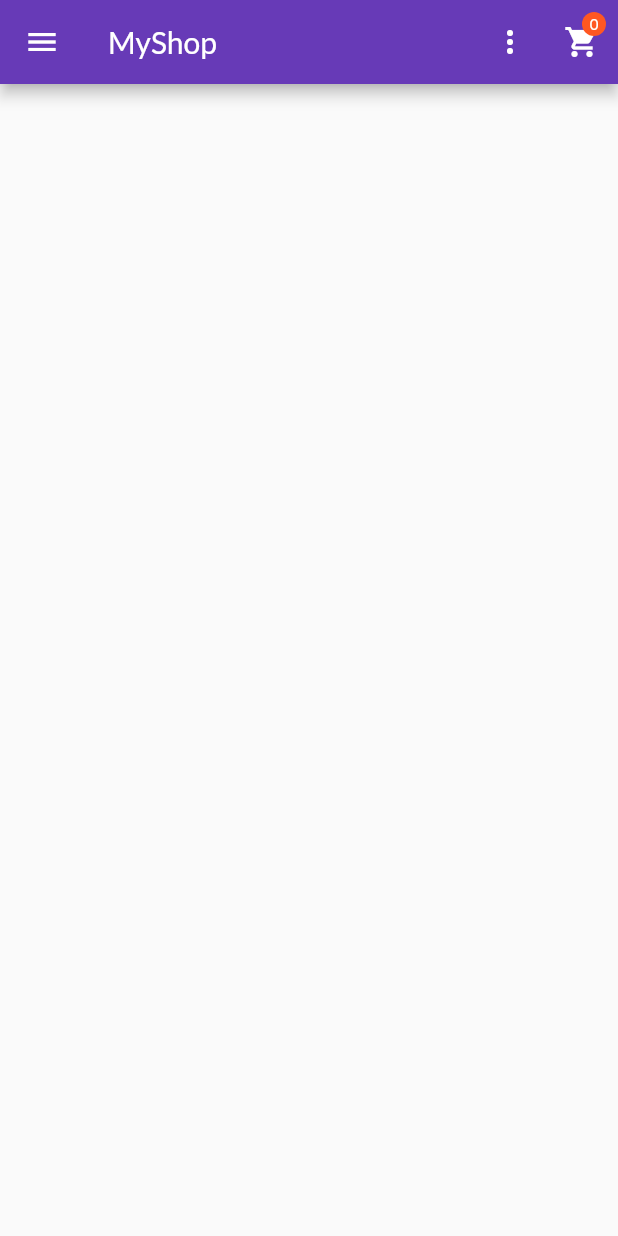
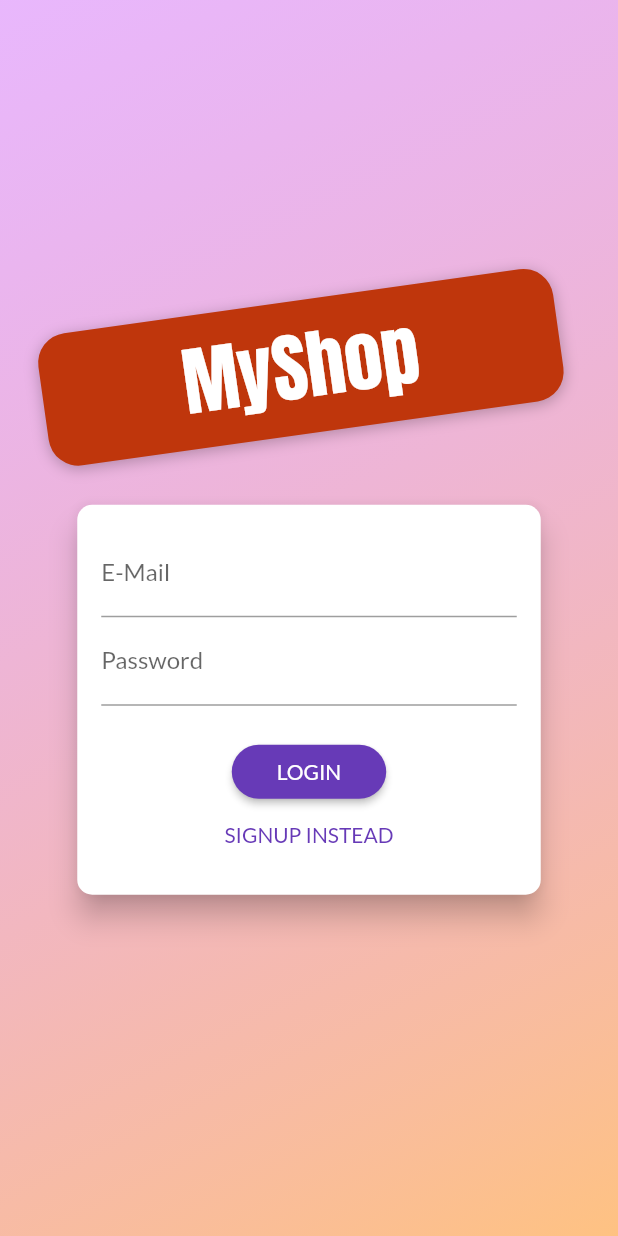
Before and after one commit to ddmontal/flutter_shop_app, a Flutter app: the screen it shows after launch, on a phone screen of 412 x 824 dp. Run offline on Flutter 3.47's test engine with Material 2 defaults, Android fonts, the phone set to English and light mode, and no system bars.

```diff
--- a/lib/config.dart
+++ b/lib/config.dart
@@ -1,3 +1,6 @@
 class Config {
   static String firebaseDomain = 'flutter-shop-app-d15ef-default-rtdb.europe-west1.firebasedatabase.app';
+  static String firebaseWebApi = 'AIzaSyBmDJexO0x4r3fZa-aEHAyFj9bcN1g3Mww';
+  static String firebaseSignInUrl = 'https://identitytoolkit.googleapis.com/v1/accounts:signInWithPassword?key=$firebaseWebApi';
+  static String firebaseSignUpUrl = 'https://identitytoolkit.googleapis.com/v1/accounts:signUp?key=$firebaseWebApi';
 }
--- a/lib/main.dart
+++ b/lib/main.dart
@@ -1,8 +1,10 @@
 import 'package:flutter/material.dart';
 import 'package:provider/provider.dart';
+import 'package:shop_app/providers/auth.dart';
 import 'package:shop_app/providers/cart.dart';
 import 'package:shop_app/providers/orders.dart';
 import 'package:shop_app/providers/products.dart';
+import 'package:shop_app/screens/auth_screen.dart';
 import 'package:shop_app/screens/cart_screen.dart';
 import 'package:shop_app/screens/edit_product_screen.dart';
 import 'package:shop_app/screens/orders_screen.dart';
@@ -20,8 +22,10 @@ class MyApp extends StatelessWidget {
         ChangeNotifierProvider(create: (_) => Products()),
         ChangeNotifierProvider(create: (_) => Orders()),
         ChangeNotifierProvider(create: (_) => Cart()),
+        ChangeNotifierProvider.value(value: Auth())
       ],
-      child: MaterialApp(
+      child: Consumer<Auth>(
+        builder: (context, auth, _) => MaterialApp(
           debugShowCheckedModeBanner: false,
           title: 'MyShop',
           theme: ThemeData(
@@ -29,7 +33,7 @@ class MyApp extends StatelessWidget {
             accentColor: Colors.deepOrange,
             fontFamily: 'Lato',
           ),
-        home: ProductsOverviewScreen(),
+          home: auth.isAuth ? ProductsOverviewScreen() : AuthScreen(),
           routes: {
             ProductDetailScreen.routeName: (ctx) => ProductDetailScreen(),
             CartScreen.routeName: (ctx) => CartScreen(),
@@ -38,6 +42,7 @@ class MyApp extends StatelessWidget {
             EditProductScreen.routeName: (ctx) => EditProductScreen(),
           },
         ),
+      ),
     );
   }
 }
--- /dev/null
+++ b/lib/providers/auth.dart
@@ -0,0 +1,60 @@
+import 'package:flutter/widgets.dart';
+import 'package:http/http.dart' as http;
+import 'package:shop_app/config.dart';
+import 'dart:convert';
+
+import 'package:shop_app/errors/http_exception.dart';
+
+enum AuthMode { Signup, Login }
+
+class Auth with ChangeNotifier {
+  String _token;
+  DateTime _expiryDate;
+  String _userId;
+
+  bool get isAuth {
+    return token != null;
+  }
+
+  String get token {
+    if (_expiryDate != null && _expiryDate.isAfter(DateTime.now()) && _token != null) {
+      return _token;
+    }
+    return null;
+  }
+
+  Future<void> _authenticate(String email, String password, AuthMode authMode) async {
+    try {
+      final url = Uri.parse(authMode == AuthMode.Login ? Config.firebaseSignInUrl : Config.firebaseSignUpUrl);
+      final response = await http.post(
+        url,
+        body: json.encode(
+          {
+            'email': email,
+            'password': password,
+            'returnSecureToken': true,
+          },
+        ),
+      );
+      final responseData = json.decode(response.body);
+
+      if (responseData['error'] != null) throw HttpException(responseData['error']['message']);
+
+      _token = responseData['idToken'];
+      _userId = responseData['localId'];
+      _expiryDate = DateTime.now().add(Duration(seconds: int.parse(responseData['expiresIn'])));
+
+      notifyListeners();
+    } catch (e) {
+      throw e;
+    }
+  }
+
+  Future<void> signup(String email, String password) async {
+    return _authenticate(email, password, AuthMode.Signup);
+  }
+
+  Future<void> login(String email, String password) async {
+    return _authenticate(email, password, AuthMode.Login);
+  }
+}
--- /dev/null
+++ b/lib/screens/auth_screen.dart
@@ -0,0 +1,265 @@
+import 'dart:math';
+
+import 'package:flutter/material.dart';
+import 'package:provider/provider.dart';
+import 'package:shop_app/errors/http_exception.dart';
+import 'package:shop_app/providers/auth.dart';
+
+class AuthScreen extends StatelessWidget {
+  static const routeName = '/auth';
+
+  @override
+  Widget build(BuildContext context) {
+    final deviceSize = MediaQuery.of(context).size;
+    // final transformConfig = Matrix4.rotationZ(-8 * pi / 180);
+    // transformConfig.translate(-10.0);
+    return Scaffold(
+      // resizeToAvoidBottomInset: false,
+      body: Stack(
+        children: <Widget>[
+          Container(
+            decoration: BoxDecoration(
+              gradient: LinearGradient(
+                colors: [
+                  Color.fromRGBO(215, 117, 255, 1).withOpacity(0.5),
+                  Color.fromRGBO(255, 188, 117, 1).withOpacity(0.9),
+                ],
+                begin: Alignment.topLeft,
+                end: Alignment.bottomRight,
+                stops: [0, 1],
+              ),
+            ),
+          ),
+          SingleChildScrollView(
+            child: Container(
+              height: deviceSize.height,
+              width: deviceSize.width,
+              child: Column(
+                mainAxisAlignment: MainAxisAlignment.center,
+                crossAxisAlignment: CrossAxisAlignment.center,
+                children: <Widget>[
+                  Flexible(
+                    child: Container(
+                      margin: EdgeInsets.only(bottom: 20.0),
+                      padding: EdgeInsets.symmetric(vertical: 8.0, horizontal: 94.0),
+                      transform: Matrix4.rotationZ(-8 * pi / 180)..translate(-10.0),
+                      // ..translate(-10.0),
+                      decoration: BoxDecoration(
+                        borderRadius: BorderRadius.circular(20),
+                        color: Colors.deepOrange.shade900,
+                        boxShadow: [
+                          BoxShadow(
+                            blurRadius: 8,
+                            color: Colors.black26,
+                            offset: Offset(0, 2),
+                          )
+                        ],
+                      ),
+                      child: Text(
+                        'MyShop',
+                        style: TextStyle(
+                          color: Theme.of(context).accentTextTheme.title.color,
+                          fontSize: 50,
+                          fontFamily: 'Anton',
+                          fontWeight: FontWeight.normal,
+                        ),
+                      ),
+                    ),
+                  ),
+                  Flexible(
+                    flex: deviceSize.width > 600 ? 2 : 1,
+                    child: AuthCard(),
+                  ),
+                ],
+              ),
+            ),
+          ),
+        ],
+      ),
+    );
+  }
+}
+
+class AuthCard extends StatefulWidget {
+  const AuthCard({
+    Key key,
+  }) : super(key: key);
+
+  @override
+  _AuthCardState createState() => _AuthCardState();
+}
+
+class _AuthCardState extends State<AuthCard> {
+  final GlobalKey<FormState> _formKey = GlobalKey();
+  AuthMode _authMode = AuthMode.Login;
+  Map<String, String> _authData = {
+    'email': '',
+    'password': '',
+  };
+  var _isLoading = false;
+  final _passwordController = TextEditingController();
+
+  void _showErrorDialog(String message) {
+    showDialog(
+      context: context,
+      builder: (context) => AlertDialog(
+        title: Text('An error occured'),
+        content: Text(message),
+        actions: [
+          TextButton(
+            child: Text('Ok'),
+            onPressed: () => Navigator.of(context).pop(),
+          )
+        ],
+      ),
+    );
+  }
+
+  Future<void> _submit() async {
+    if (!_formKey.currentState.validate()) {
+      // Invalid!
+      return;
+    }
+    _formKey.currentState.save();
+    setState(() {
+      _isLoading = true;
+    });
+    try {
+      if (_authMode == AuthMode.Login) {
+        // Log user in
+        await Provider.of<Auth>(context, listen: false).login(
+          _authData['email'],
+          _authData['password'],
+        );
+      } else {
+        // Sign user up
+        await Provider.of<Auth>(context, listen: false).signup(
+          _authData['email'],
+          _authData['password'],
+        );
+      }
+    } on HttpException catch (error) {
+      String errorMessage = 'Authentication failed';
+
+      if (error.toString().contains('EMAIL_EXISTS')) {
+        errorMessage = 'This email address is already in use';
+      } else if (error.toString().contains('INVALID_EMAIL')) {
+        errorMessage = 'This is not a valid email address';
+      } else if (error.toString().contains('WEAK_PASSWORD')) {
+        errorMessage = 'This password is too weak';
+      } else if (error.toString().contains('EMAIL_NOT_FOUND')) {
+        errorMessage = 'Could not find a user with that email';
+      } else if (error.toString().contains('INVALID_PASSWORD')) {
+        errorMessage = 'Invalid password';
+      }
+      _showErrorDialog(errorMessage);
+    } catch (error) {
+      String errorMessage = 'Could not authenticate. Please try again later.';
+      _showErrorDialog(errorMessage);
+    }
+    setState(() {
+      _isLoading = false;
+    });
+  }
+
+  void _switchAuthMode() {
+    if (_authMode == AuthMode.Login) {
+      setState(() {
+        _authMode = AuthMode.Signup;
+      });
+    } else {
+      setState(() {
+        _authMode = AuthMode.Login;
+      });
+    }
+  }
+
+  @override
+  Widget build(BuildContext context) {
+    final deviceSize = MediaQuery.of(context).size;
+    return Card(
+      shape: RoundedRectangleBorder(
+        borderRadius: BorderRadius.circular(10.0),
+      ),
+      elevation: 8.0,
+      child: Container(
+        height: _authMode == AuthMode.Signup ? 320 : 260,
+        constraints: BoxConstraints(minHeight: _authMode == AuthMode.Signup ? 320 : 260),
+        width: deviceSize.width * 0.75,
+        padding: EdgeInsets.all(16.0),
+        child: Form(
+          key: _formKey,
+          child: SingleChildScrollView(
+            child: Column(
+              children: <Widget>[
+                TextFormField(
+                  decoration: InputDecoration(labelText: 'E-Mail'),
+                  keyboardType: TextInputType.emailAddress,
+                  validator: (value) {
+                    if (value.isEmpty || !value.contains('@')) {
+                      return 'Invalid email!';
+                    }
+                    return null;
+                    return null;
+                  },
+                  onSaved: (value) {
+                    _authData['email'] = value;
+                  },
+                ),
+                TextFormField(
+                  decoration: InputDecoration(labelText: 'Password'),
+                  obscureText: true,
+                  controller: _passwordController,
+                  validator: (value) {
+                    if (value.isEmpty || value.length < 5) {
+                      return 'Password is too short!';
+                    }
+                  },
+                  onSaved: (value) {
+                    _authData['password'] = value;
+                  },
+                ),
+                if (_authMode == AuthMode.Signup)
+                  TextFormField(
+                    enabled: _authMode == AuthMode.Signup,
+                    decoration: InputDecoration(labelText: 'Confirm Password'),
+                    obscureText: true,
+                    validator: _authMode == AuthMode.Signup
+                        ? (value) {
+                            if (value != _passwordController.text) {
+                              return 'Passwords do not match!';
+                            }
+                          }
+                        : null,
+                  ),
+                SizedBox(
+                  height: 20,
+                ),
+                if (_isLoading)
+                  CircularProgressIndicator()
+                else
+                  RaisedButton(
+                    child: Text(_authMode == AuthMode.Login ? 'LOGIN' : 'SIGN UP'),
+                    onPressed: _submit,
+                    shape: RoundedRectangleBorder(
+                      borderRadius: BorderRadius.circular(30),
+                    ),
+                    padding: EdgeInsets.symmetric(horizontal: 30.0, vertical: 8.0),
+                    color: Theme.of(context).primaryColor,
+                    textColor: Theme.of(context).primaryTextTheme.button.color,
+                  ),
+                FlatButton(
+                  child: Text('${_authMode == AuthMode.Login ? 'SIGNUP' : 'LOGIN'} INSTEAD'),
+                  onPressed: _switchAuthMode,
+                  padding: EdgeInsets.symmetric(horizontal: 30.0, vertical: 4),
+                  materialTapTargetSize: MaterialTapTargetSize.shrinkWrap,
+                  textColor: Theme.of(context).primaryColor,
+                ),
+              ],
+            ),
+          ),
+        ),
+      ),
+    );
+  }
+}
```
Lines whose indentation alone changed are shown as unchanged.
